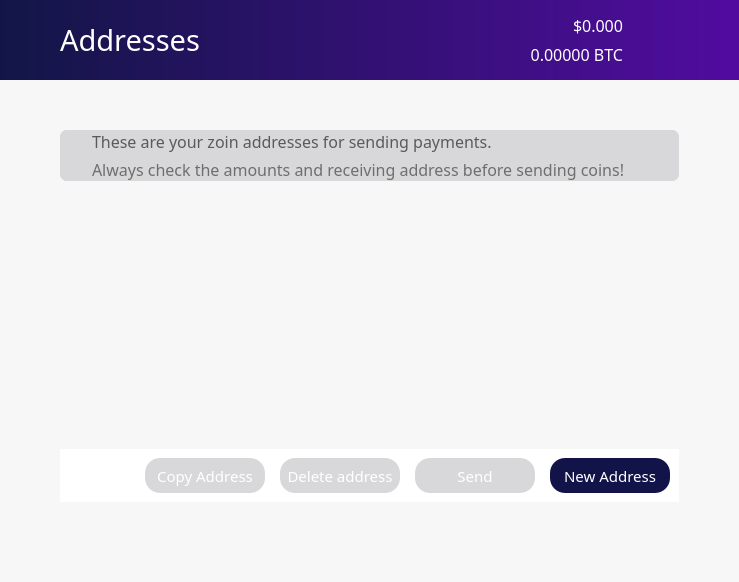
The window that src/qt/forms/winforms/addressbookpage.ui (noirofficial/noir) describes before a commit, drawn with Qt 5.
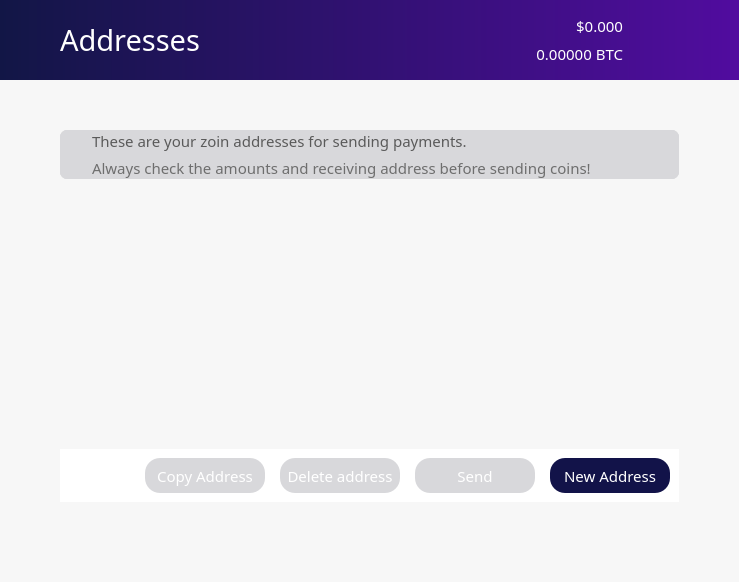
The same window after the commit. Icons and pictures are not drawn.

```diff
--- a/src/qt/forms/winforms/addressbookpage.ui
+++ b/src/qt/forms/winforms/addressbookpage.ui
@@ -441,7 +441,7 @@
                 <property name="font">
                  <font>
                   <family>ZoinMedium</family>
-                  <pointsize>12</pointsize>
+                  <pointsize>11</pointsize>
                   <weight>50</weight>
                   <bold>false</bold>
                  </font>
@@ -463,7 +463,7 @@
                 <property name="font">
                  <font>
                   <family>ZoinLight</family>
-                  <pointsize>12</pointsize>
+                  <pointsize>11</pointsize>
                  </font>
                 </property>
                 <property name="styleSheet">
@@ -825,7 +825,7 @@
                  <property name="font">
                   <font>
                    <family>ZoinMedium</family>
-                   <pointsize>12</pointsize>
+                   <pointsize>11</pointsize>
                    <weight>50</weight>
                    <bold>false</bold>
                   </font>
@@ -864,7 +864,7 @@
                  <property name="font">
                   <font>
                    <family>ZoinLight</family>
-                   <pointsize>12</pointsize>
+                   <pointsize>11</pointsize>
                    <weight>50</weight>
                    <bold>false</bold>
                   </font>
```
Left out of the diff: 4 changed lines with no effect on the pictures.
